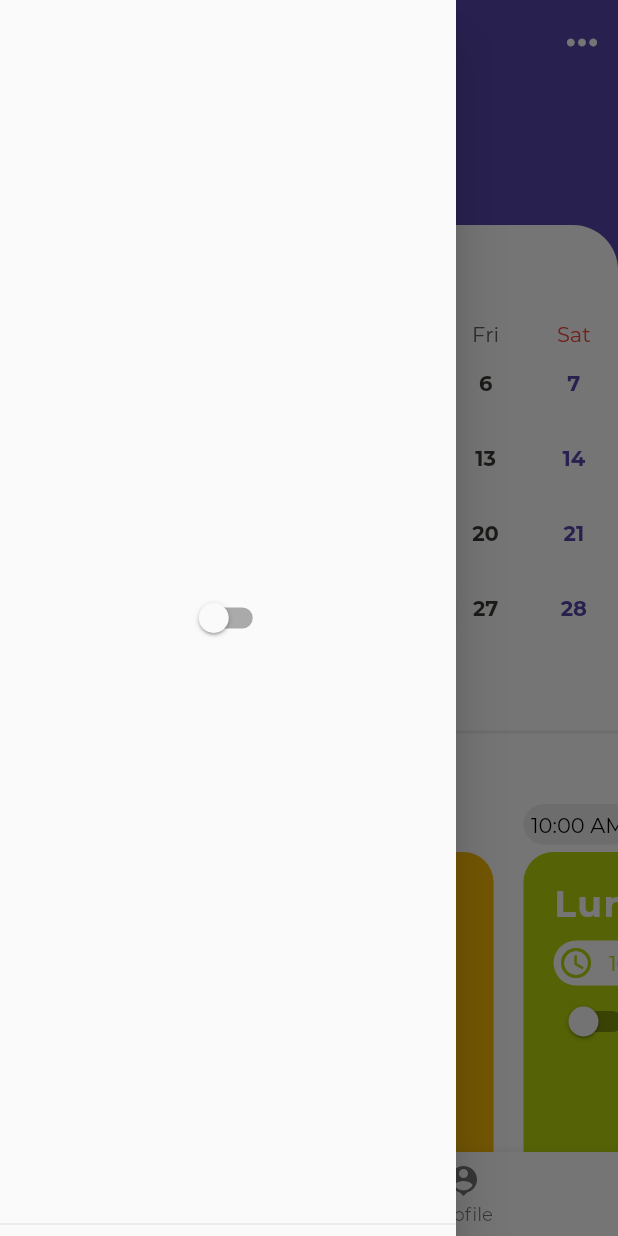
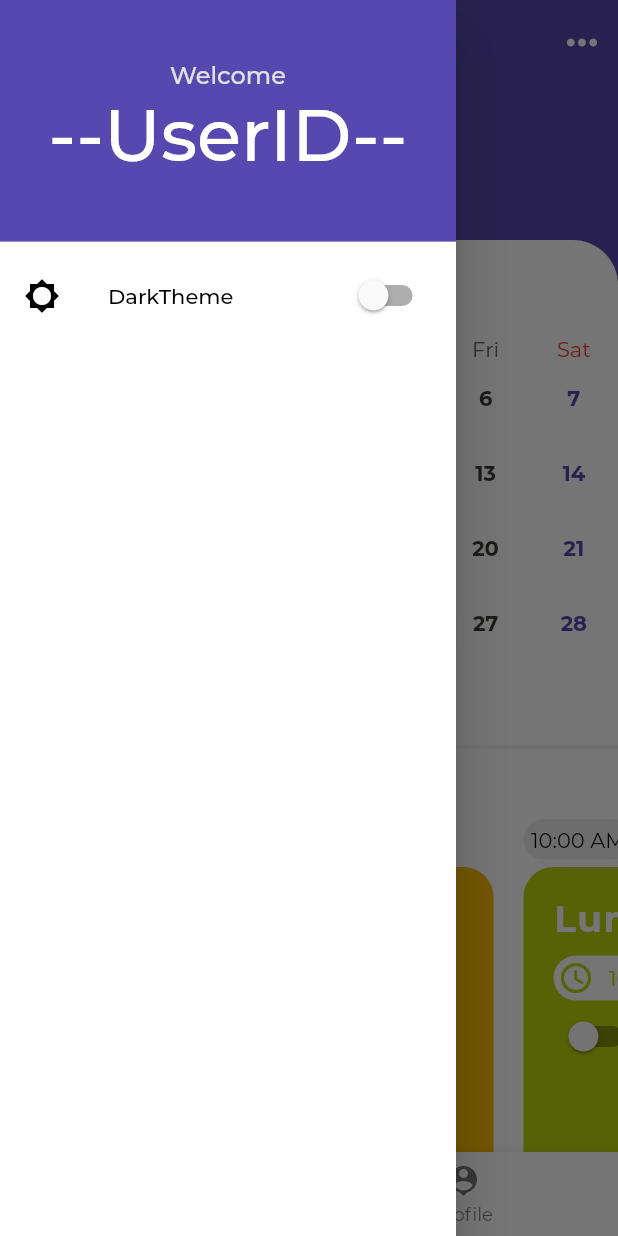
Before and after one commit to mohitagr1/Hostel_UI, a Flutter app: the HomeScreen screen opened directly, with the side drawer open, on a phone screen of 412 x 824 dp. Run offline on Flutter 3.47's test engine with Material 2 defaults, Android fonts, the phone set to English and light mode, and no system bars; drawn by our look-alikes of table_calendar; our stand-ins replace flare_flutter, shared_preferences; missing offline and left inert: flutter_statusbarcolor; accounts and stored records are empty; project files that could hold a hidden picture were left out.

Commit message:
Implented DawersScreen

```diff
--- a/lib/main.dart
+++ b/lib/main.dart
@@ -17,7 +17,6 @@ class MyApp extends StatelessWidget {
     return MaterialApp(
       debugShowCheckedModeBanner: false,
       title: 'Hostel UI',
-
       theme: ThemeData(
         fontFamily: 'Montserrat',
         primaryColor: Color(0xff5748AF),
--- a/lib/models/themecolors.dart
+++ b/lib/models/themecolors.dart
@@ -34,7 +34,12 @@ class ThemeColors extends ChangeNotifier {
   final List<Color> bottomBarText = [Color(0xff5748AF), Colors.grey[300]];
   final List<Color> bottomBarBackgoundColor = [Colors.white, Colors.black];
 
+  final List<Color> statusBarColor = [Color(0xff212121),Color(0xff5748AF),];
 
+  Color getStatusBarColor()
+  {
+    return statusBarColor[indexNo];
+  }
 
   Color getbottomBarBackgoundColor() {
     return bottomBarBackgoundColor[indexNo];
--- /dev/null
+++ b/lib/screens/drawerscreen.dart
@@ -0,0 +1,72 @@
+import 'package:flutter/material.dart';
+import 'package:flutter_statusbarcolor/flutter_statusbarcolor.dart';
+import 'package:hoste_ui/models/themecolors.dart';
+import 'package:provider/provider.dart';
+
+class DrawerScreen extends StatefulWidget {
+  @override
+  _DrawerScreenState createState() => _DrawerScreenState();
+}
+
+class _DrawerScreenState extends State<DrawerScreen> {
+  void changeStatusBarColor(Color col) async {
+    await FlutterStatusbarcolor.setStatusBarColor(col);
+  }
+
+  @override
+  Widget build(BuildContext context) {
+    ThemeColors colors = Provider.of<ThemeColors>(context);
+
+    bool isSwitched = colors.indexNo == 0 ? false : true;
+
+    return Container(
+      color: colors.getAccentcolor(),
+      child: ListView(
+        //Padding must be Zero for normal functioning of the drawer
+        padding: const EdgeInsets.all(00.0),
+        children: <Widget>[
+          DrawerHeader(
+            padding: EdgeInsets.zero,
+            child: Container(
+              color: colors.getPrimaryColor(),
+              child: Column(
+                mainAxisAlignment: MainAxisAlignment.center,
+                children: <Widget>[
+                  Text(
+                    'Welcome',
+                    style: TextStyle(
+                      fontSize: 16,
+                      color: Colors.grey[300],
+                    ),
+                  ),
+                  Text(
+                    '--UserID--',
+                    style: TextStyle(fontSize: 48, color: Colors.white),
+                  ),
+                ],
+              ),
+            ),
+          ),
+          SwitchListTile(
+              title: Text(
+                'DarkTheme',
+                style: TextStyle(
+                  color: colors.getTimelineTextColor(),
+                ),
+              ),
+              secondary: Icon(
+                Icons.brightness_low,
+                color: colors.getTimelineTextColor(),
+              ),
+              value: isSwitched,
+              onChanged: (val) {
+                changeStatusBarColor(colors.getStatusBarColor());
+                isSwitched = val;
+                val ? colors.setIndexNo(1) : colors.setIndexNo(0);
+                Navigator.of(context).pop();
+              })
+        ],
+      ),
+    );
+  }
+}
--- a/lib/screens/home_screen.dart
+++ b/lib/screens/home_screen.dart
@@ -1,20 +1,13 @@
 import 'package:flutter/material.dart';
+import 'package:flutter/services.dart';
+import 'package:flutter_statusbarcolor/flutter_statusbarcolor.dart';
 import 'package:hoste_ui/models/themecolors.dart';
 import 'package:hoste_ui/screens/calendar_screen.dart';
+import 'package:hoste_ui/screens/drawerscreen.dart';
 import 'package:hoste_ui/screens/profile_screen.dart';
 import 'package:provider/provider.dart';
-import 'package:shared_preferences/shared_preferences.dart';
 
 class HomeScreen extends StatefulWidget {
-  HomeScreen() {
-    addData();
-  }
-
-  addData() async {
-    SharedPreferences preferences = await SharedPreferences.getInstance();
-    preferences.setInt('themeValue', 0);
-  }
-
   @override
   _HomeScreenState createState() => _HomeScreenState();
 }
@@ -34,16 +27,17 @@ class _HomeScreenState extends State<HomeScreen> {
     });
   }
 
-  // setThemeIndex(int value) async {
-  //   print("here");
-  //   SharedPreferences preferences = await SharedPreferences.getInstance();
-  //   preferences.setInt('themeValue', value);
-  // }
+  void changeStatusBarColor(Color col) async {
+    await FlutterStatusbarcolor.setStatusBarColor(col);
+  }
 
   @override
   Widget build(BuildContext context) {
     ThemeColors colors = Provider.of<ThemeColors>(context);
 
+    //Gets executed once and sets the status bar color at the launch of the application
+    SystemChrome.setSystemUIOverlayStyle(
+        SystemUiOverlayStyle(statusBarColor: Color(0xff5748AF)));
     return Scaffold(
       appBar: AppBar(
         backgroundColor: colors.getPrimaryColor(),
@@ -57,15 +51,7 @@ class _HomeScreenState extends State<HomeScreen> {
         elevation: 0.0,
       ),
       drawer: Drawer(
-        child: DrawerHeader(
-          child: Switch(
-              value: isSwitched,
-              onChanged: (val) {
-                print(val);
-                isSwitched = val;
-                val ? colors.setIndexNo(1) : colors.setIndexNo(0);
-              }),
-        ),
+        child: DrawerScreen(),
       ),
       body: _widgetOptions.elementAt(_selectedIndex),
       bottomNavigationBar: BottomNavigationBar(
--- a/lib/widgets/calendar_header.dart
+++ b/lib/widgets/calendar_header.dart
@@ -3,7 +3,6 @@ import 'package:hoste_ui/models/themecolors.dart';
 import 'package:provider/provider.dart';
 
 class CalendarHeader extends StatelessWidget {
-
   @override
   Widget build(BuildContext context) {
     final ThemeColors colors = Provider.of<ThemeColors>(context);
@@ -38,7 +37,8 @@ class CalendarHeader extends StatelessWidget {
                     fontSize: 25),
               ),
               SizedBox(
-                height: 20,
+                //Set Height to 30 until the single pixel bar issue if fixed
+                height: 30,
               ),
             ],
           ),
--- a/pubspec.yaml
+++ b/pubspec.yaml
@@ -29,6 +29,7 @@ dependencies:
   flare_flutter: ^2.0.1
   http: ^0.12.0+4
   shared_preferences: ^0.5.6+3
+  flutter_statusbarcolor: ^0.2.3
 
 
 dev_dependencies:
```
Also changed, not shown: pubspec.lock.
